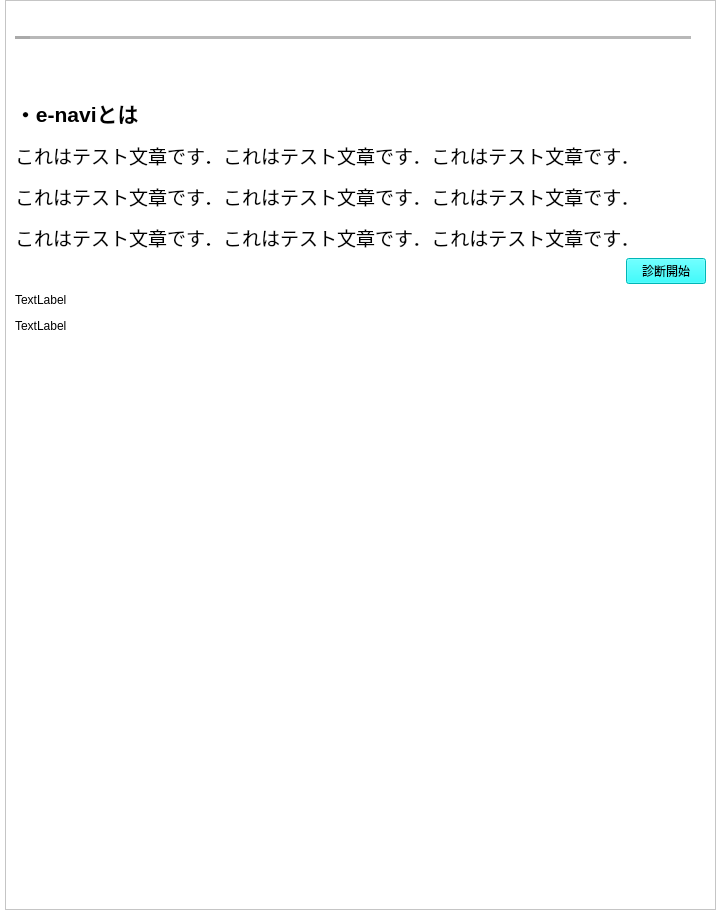
Qt form design/enaviHome.ui (kokimame/e-navi) before a commit.
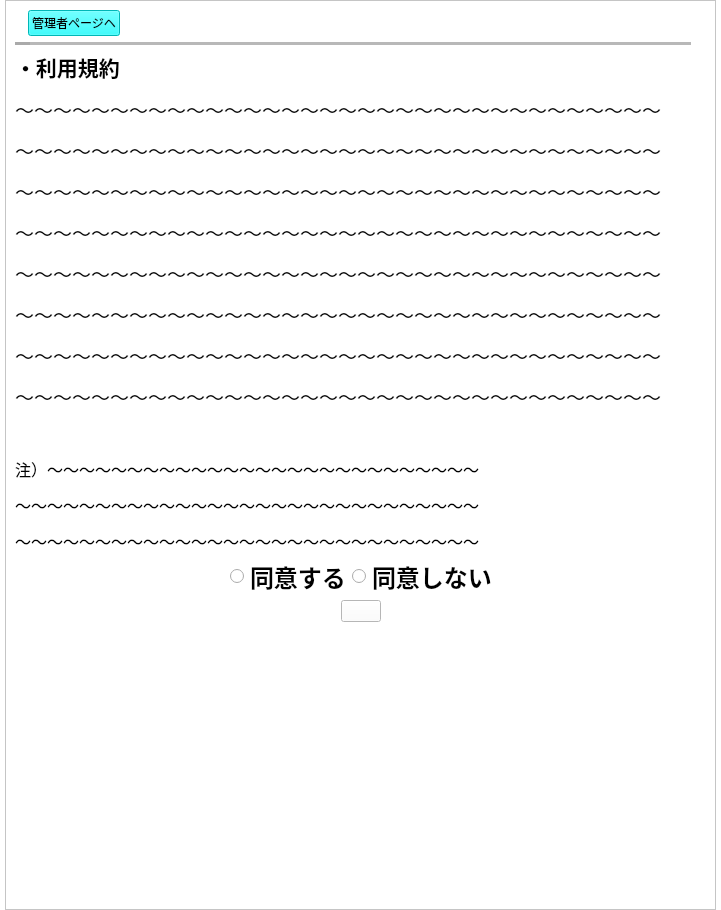
The same form after that commit. Icons and pictures are not drawn.

Commit message: Upgrade the Home page

```diff
--- a/design/enaviHome.ui
+++ b/design/enaviHome.ui
@@ -62,6 +62,16 @@
            </property>
           </widget>
          </item>
+         <item>
+          <widget class="QPushButton" name="pushButton">
+           <property name="styleSheet">
+            <string notr="true">background-color: rgb(0,255,255)</string>
+           </property>
+           <property name="text">
+            <string>管理者ページヘ</string>
+           </property>
+          </widget>
+         </item>
          <item>
           <spacer name="horizontalSpacer">
            <property name="orientation">
@@ -90,71 +100,28 @@
          </property>
         </widget>
        </item>
-       <item>
-        <layout class="QHBoxLayout" name="horizontalLayout_3">
-         <item>
-          <widget class="QLabel" name="label_5">
-           <property name="text">
-            <string/>
-           </property>
-           <property name="pixmap">
-            <pixmap>../image/adobe_btn.png</pixmap>
-           </property>
-          </widget>
-         </item>
-         <item>
-          <spacer name="horizontalSpacer_3">
-           <property name="orientation">
-            <enum>Qt::Horizontal</enum>
-           </property>
-           <property name="sizeHint" stdset="0">
-            <size>
-             <width>40</width>
-             <height>20</height>
-            </size>
-           </property>
-          </spacer>
-         </item>
-        </layout>
-       </item>
-       <item>
-        <layout class="QHBoxLayout" name="horizontalLayout_5">
-         <item>
-          <widget class="QLabel" name="label_2">
-           <property name="text">
-            <string/>
-           </property>
-           <property name="pixmap">
-            <pixmap>../image/enavi_menu.png</pixmap>
-           </property>
-          </widget>
-         </item>
-         <item>
-          <spacer name="horizontalSpacer_5">
-           <property name="orientation">
-            <enum>Qt::Horizontal</enum>
-           </property>
-           <property name="sizeHint" stdset="0">
-            <size>
-             <width>40</width>
-             <height>20</height>
-            </size>
-           </property>
-          </spacer>
-         </item>
-        </layout>
-       </item>
        <item>
         <layout class="QHBoxLayout" name="horizontalLayout_6">
          <item>
           <widget class="QLabel" name="label_6">
            <property name="text">
-            <string>&lt;html&gt;&lt;head/&gt;&lt;body&gt;&lt;p&gt;&lt;span style=&quot; font-size:16pt; font-weight:600;&quot;&gt;・e-naviとは&lt;/span&gt;&lt;/p&gt;&lt;p&gt;&lt;span style=&quot; font-size:14pt;&quot;&gt;これはテスト文章です．これはテスト文章です．これはテスト文章です．&lt;/span&gt;&lt;/p&gt;&lt;p&gt;&lt;span style=&quot; font-size:14pt;&quot;&gt;これはテスト文章です．これはテスト文章です．これはテスト文章です．&lt;/span&gt;&lt;/p&gt;&lt;p&gt;&lt;span style=&quot; font-size:14pt;&quot;&gt;これはテスト文章です．これはテスト文章です．これはテスト文章です．&lt;/span&gt;&lt;/p&gt;&lt;/body&gt;&lt;/html&gt;</string>
+            <string>&lt;html&gt;&lt;head/&gt;&lt;body&gt;&lt;p&gt;&lt;span style=&quot; font-size:16pt; font-weight:600;&quot;&gt;・利用規約&lt;/span&gt;&lt;/p&gt;&lt;p&gt;&lt;span style=&quot; font-size:14pt;&quot;&gt;〜〜〜〜〜〜〜〜〜〜〜〜〜〜〜〜〜〜〜〜〜〜〜〜〜〜〜〜〜〜〜〜〜〜&lt;/span&gt;&lt;/p&gt;&lt;p&gt;&lt;span style=&quot; font-size:14pt;&quot;&gt;〜〜〜〜〜〜〜〜〜〜〜〜〜〜〜〜〜〜〜〜〜〜〜〜〜〜〜〜〜〜〜〜〜〜&lt;/span&gt;&lt;/p&gt;&lt;p&gt;&lt;span style=&quot; font-size:14pt;&quot;&gt;〜〜〜〜〜〜〜〜〜〜〜〜〜〜〜〜〜〜〜〜〜〜〜〜〜〜〜〜〜〜〜〜〜〜&lt;/span&gt;&lt;/p&gt;&lt;p&gt;&lt;span style=&quot; font-size:14pt;&quot;&gt;〜〜〜〜〜〜〜〜〜〜〜〜〜〜〜〜〜〜〜〜〜〜〜〜〜〜〜〜〜〜〜〜〜〜&lt;/span&gt;&lt;/p&gt;&lt;p&gt;&lt;span style=&quot; font-size:14pt;&quot;&gt;〜〜〜〜〜〜〜〜〜〜〜〜〜〜〜〜〜〜〜〜〜〜〜〜〜〜〜〜〜〜〜〜〜〜&lt;/span&gt;&lt;/p&gt;&lt;p&gt;&lt;span style=&quot; font-size:14pt;&quot;&gt;〜〜〜〜〜〜〜〜〜〜〜〜〜〜〜〜〜〜〜〜〜〜〜〜〜〜〜〜〜〜〜〜〜〜&lt;/span&gt;&lt;/p&gt;&lt;p&gt;&lt;span style=&quot; font-size:14pt;&quot;&gt;〜〜〜〜〜〜〜〜〜〜〜〜〜〜〜〜〜〜〜〜〜〜〜〜〜〜〜〜〜〜〜〜〜〜&lt;/span&gt;&lt;/p&gt;&lt;p&gt;&lt;span style=&quot; font-size:14pt;&quot;&gt;〜〜〜〜〜〜〜〜〜〜〜〜〜〜〜〜〜〜〜〜〜〜〜〜〜〜〜〜〜〜〜〜〜〜&lt;/span&gt;&lt;/p&gt;&lt;p&gt;&lt;br/&gt;&lt;/p&gt;&lt;/body&gt;&lt;/html&gt;</string>
            </property>
           </widget>
          </item>
+        </layout>
+       </item>
+       <item>
+        <layout class="QHBoxLayout" name="horizontalLayout_10">
          <item>
-          <spacer name="horizontalSpacer_6">
+          <widget class="QLabel" name="label_9">
+           <property name="text">
+            <string>&lt;html&gt;&lt;head/&gt;&lt;body&gt;&lt;p&gt;&lt;span style=&quot; font-size:12pt;&quot;&gt;注）〜〜〜〜〜〜〜〜〜〜〜〜〜〜〜〜〜〜〜〜〜〜〜〜〜〜〜&lt;/span&gt;&lt;/p&gt;&lt;p&gt;&lt;span style=&quot; font-size:12pt;&quot;&gt;〜〜〜〜〜〜〜〜〜〜〜〜〜〜〜〜〜〜〜〜〜〜〜〜〜〜〜〜〜&lt;/span&gt;&lt;/p&gt;&lt;p&gt;&lt;span style=&quot; font-size:12pt;&quot;&gt;〜〜〜〜〜〜〜〜〜〜〜〜〜〜〜〜〜〜〜〜〜〜〜〜〜〜〜〜〜&lt;/span&gt;&lt;/p&gt;&lt;/body&gt;&lt;/html&gt;</string>
+           </property>
+          </widget>
+         </item>
+         <item>
+          <spacer name="horizontalSpacer_10">
            <property name="orientation">
             <enum>Qt::Horizontal</enum>
            </property>
@@ -171,7 +138,65 @@
        <item>
         <layout class="QHBoxLayout" name="horizontalLayout_7">
          <item>
-          <spacer name="horizontalSpacer_7">
+          <spacer name="horizontalSpacer_2">
+           <property name="orientation">
+            <enum>Qt::Horizontal</enum>
+           </property>
+           <property name="sizeHint" stdset="0">
+            <size>
+             <width>40</width>
+             <height>20</height>
+            </size>
+           </property>
+          </spacer>
+         </item>
+         <item>
+          <widget class="QRadioButton" name="radioButton">
+           <property name="text">
+            <string/>
+           </property>
+          </widget>
+         </item>
+         <item>
+          <widget class="QLabel" name="label_2">
+           <property name="text">
+            <string>&lt;html&gt;&lt;head/&gt;&lt;body&gt;&lt;p&gt;&lt;span style=&quot; font-size:18pt; font-weight:600;&quot;&gt;同意する&lt;/span&gt;&lt;/p&gt;&lt;/body&gt;&lt;/html&gt;</string>
+           </property>
+          </widget>
+         </item>
+         <item>
+          <widget class="QRadioButton" name="radioButton_2">
+           <property name="text">
+            <string/>
+           </property>
+          </widget>
+         </item>
+         <item>
+          <widget class="QLabel" name="label_3">
+           <property name="text">
+            <string>&lt;html&gt;&lt;head/&gt;&lt;body&gt;&lt;p&gt;&lt;span style=&quot; font-size:18pt; font-weight:600;&quot;&gt;同意しない&lt;/span&gt;&lt;/p&gt;&lt;/body&gt;&lt;/html&gt;</string>
+           </property>
+          </widget>
+         </item>
+         <item>
+          <spacer name="horizontalSpacer_4">
+           <property name="orientation">
+            <enum>Qt::Horizontal</enum>
+           </property>
+           <property name="sizeHint" stdset="0">
+            <size>
+             <width>40</width>
+             <height>20</height>
+            </size>
+           </property>
+          </spacer>
+         </item>
+        </layout>
+       </item>
+       <item>
+        <layout class="QHBoxLayout" name="horizontalLayout">
+         <item>
+          <spacer name="horizontalSpacer_5">
            <property name="orientation">
             <enum>Qt::Horizontal</enum>
            </property>
@@ -185,51 +210,29 @@
          </item>
          <item>
           <widget class="QPushButton" name="startBtn">
+           <property name="enabled">
+            <bool>true</bool>
+           </property>
            <property name="styleSheet">
-            <string notr="true">background-color: rgb(0,255,255)</string>
+            <string notr="true"/>
            </property>
            <property name="text">
-            <string>診断開始</string>
+            <string/>
            </property>
-          </widget>
-         </item>
-        </layout>
-       </item>
-       <item>
-        <layout class="QHBoxLayout" name="horizontalLayout_8">
-         <item>
-          <widget class="QLabel" name="label_7">
-           <property name="text">
-            <string>TextLabel</string>
+           <property name="icon">
+            <iconset>
+             <normaloff>../image/start_btn.png</normaloff>../image/start_btn.png</iconset>
            </property>
-          </widget>
-         </item>
-         <item>
-          <spacer name="horizontalSpacer_8">
-           <property name="orientation">
-            <enum>Qt::Horizontal</enum>
-           </property>
-           <property name="sizeHint" stdset="0">
+           <property name="iconSize">
             <size>
-             <width>40</width>
-             <height>20</height>
+             <width>189</width>
+             <height>113</height>
             </size>
            </property>
-          </spacer>
-         </item>
-        </layout>
-       </item>
-       <item>
-        <layout class="QHBoxLayout" name="horizontalLayout_9">
-         <item>
-          <widget class="QLabel" name="label_8">
-           <property name="text">
-            <string>TextLabel</string>
-           </property>
           </widget>
          </item>
          <item>
-          <spacer name="horizontalSpacer_9">
+          <spacer name="horizontalSpacer_6">
            <property name="orientation">
             <enum>Qt::Horizontal</enum>
            </property>
```
The commit also changes 3 other files.
